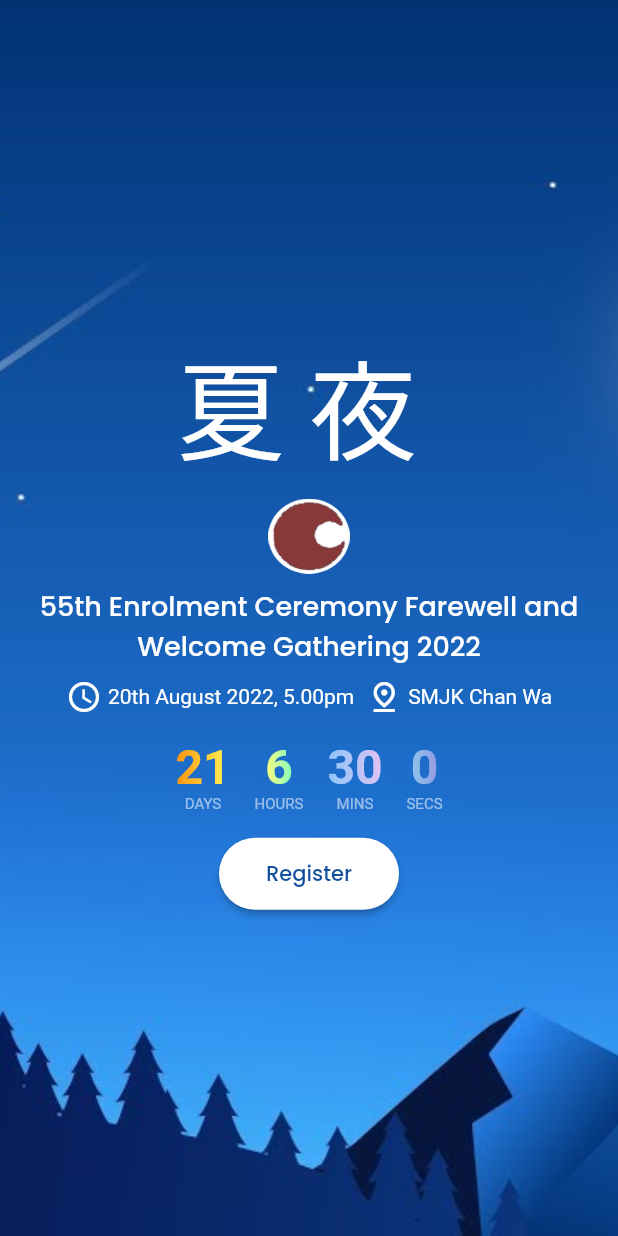
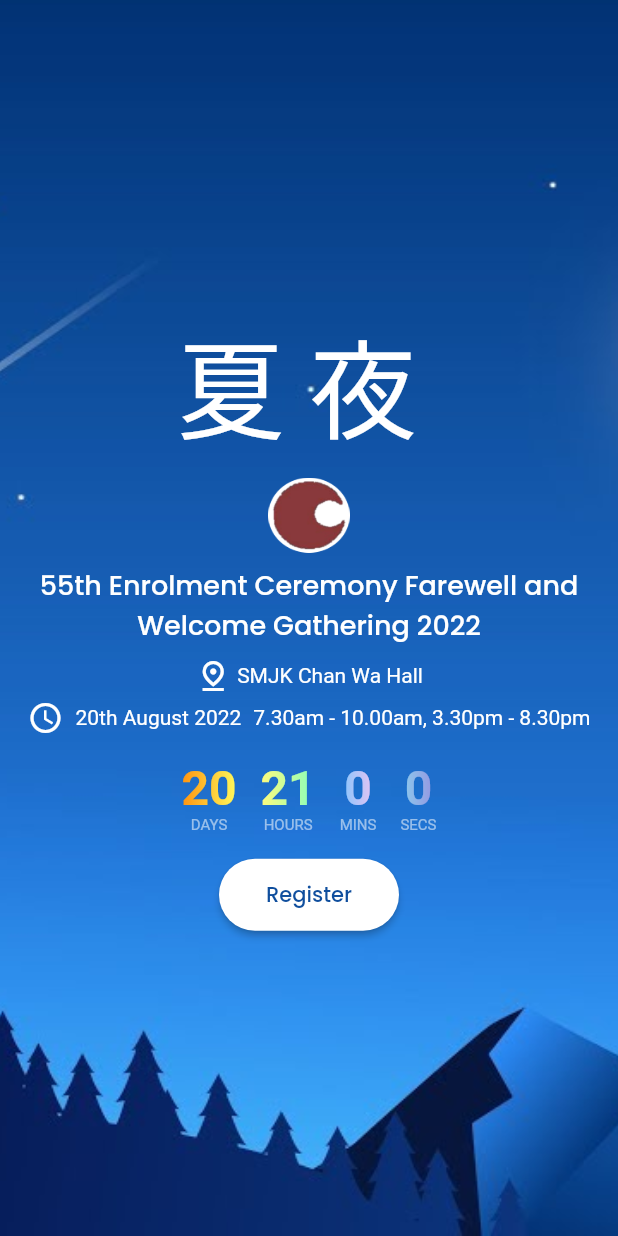
Before and after one commit to junsiong2008/cw_bsmm, a Flutter app: the screen it shows after launch, on a phone screen of 412 x 824 dp. Run offline on Flutter 3.47's test engine with Material 2 defaults, Android fonts, the phone set to English and light mode, and no system bars; drawn by our look-alikes of flutter_countdown_timer, simple_gradient_text; our stand-ins replace cloud_firestore, firebase_analytics, firebase_core, lottie; missing offline and left inert: firebase_app_check; accounts and stored records are empty; statements that could not run were skipped.

Commit message:
updated date time for event

```diff
--- a/lib/models/participant.dart
+++ b/lib/models/participant.dart
@@ -1,3 +1,5 @@
+import 'package:cw_bsmm/models/payment_update.dart';
+
 class Participant {
   String englishName;
   String? chineseName;
@@ -13,6 +15,7 @@ class Participant {
   DateTime datetimeCreated;
   bool isPaid = false;
   bool isAttended = false;
+  List<PaymentUpdate>? paymentUpdates;
 
   Participant({
     required this.englishName,
@@ -29,6 +32,7 @@ class Participant {
     this.unit,
     this.isPaid = false,
     this.isAttended = false,
+    this.paymentUpdates,
   });
 
   Map<String, dynamic> toJson() => _participantToJson(this);
@@ -52,6 +56,11 @@ class Participant {
         'datetimeCreated': participant.datetimeCreated,
         'isPaid': participant.isPaid,
         'isAttended': participant.isAttended,
+        'paymentUpdates': participant.paymentUpdates == null
+            ? null
+            : participant.paymentUpdates!
+                .map((update) => update.paymentUpdateToJson())
+                .toList(),
       };
 }
 
@@ -69,7 +78,7 @@ Participant _participantFromJson(Map<String, dynamic> json) {
     secondarySchool: json['secondarySchool'] as String?,
     unit: json['unit'] as String?,
     datetimeCreated: DateTime.fromMillisecondsSinceEpoch(
-        json['createdOn'].millisecondsSinceEpoch),
+        json['datetimeCreated'].millisecondsSinceEpoch),
     isPaid: json['isPaid'] as bool,
   );
 }
--- a/lib/screens/home/home_page.dart
+++ b/lib/screens/home/home_page.dart
@@ -79,29 +79,14 @@ class HomePage extends StatelessWidget {
                     height: 8.0,
                   ),
                   Wrap(
+                    // direction: Axis.vertical,
                     spacing: 8.0,
                     runSpacing: 4.0,
                     alignment: WrapAlignment.center,
+                    crossAxisAlignment: WrapCrossAlignment.center,
+
                     children: [
                       Wrap(
-                        alignment: WrapAlignment.center,
-                        crossAxisAlignment: WrapCrossAlignment.center,
-                        spacing: 4.0,
-                        runSpacing: 8.0,
-                        children: const [
-                          Icon(
-                            Icons.schedule,
-                            color: Colors.white,
-                          ),
-                          Text(
-                            '20th August 2022, 5.00pm',
-                            style: kVenueDateTextStyle,
-                            textAlign: TextAlign.center,
-                          ),
-                        ],
-                      ),
-                      Wrap(
-                        // mainAxisSize: MainAxisSize.min,
                         crossAxisAlignment: WrapCrossAlignment.center,
                         alignment: WrapAlignment.center,
                         spacing: 4.0,
@@ -112,10 +97,32 @@ class HomePage extends StatelessWidget {
                             color: Colors.white,
                           ),
                           Text(
-                            'SMJK Chan Wa',
+                            'SMJK Chan Wa Hall',
                             style: kVenueDateTextStyle,
                             textAlign: TextAlign.center,
                           ),
+                        ],
+                      ),
+                      Wrap(
+                        crossAxisAlignment: WrapCrossAlignment.center,
+                        alignment: WrapAlignment.center,
+                        spacing: 8.0,
+                        runSpacing: 8.0,
+                        children: const [
+                          Icon(
+                            Icons.schedule,
+                            color: Colors.white,
+                          ),
+                          Text(
+                            '20th August 2022',
+                            style: kVenueDateTextStyle,
+                            textAlign: TextAlign.center,
+                          ),
+                          Text(
+                            '7.30am - 10.00am, 3.30pm - 8.30pm',
+                            style: kVenueDateTextStyle,
+                            textAlign: TextAlign.center,
+                          )
                         ],
                       ),
                     ],
@@ -124,7 +131,7 @@ class HomePage extends StatelessWidget {
                     height: 16.0,
                   ),
                   CountdownGroup(
-                    millisecondsToDate: DateTime.parse('2022-08-20 17:00:00Z')
+                    millisecondsToDate: DateTime.parse('2022-08-20 07:30:00Z')
                         .millisecondsSinceEpoch,
                   ),
                   const SizedBox(
--- a/lib/shared/constants.dart
+++ b/lib/shared/constants.dart
@@ -23,6 +23,11 @@ const TextStyle kMainSubtitleTextStyle = TextStyle(
 
 const TextStyle kVenueDateTextStyle = TextStyle(
   color: Colors.white,
+);
+
+const TextStyle kTimeTextStyle = TextStyle(
+  color: Colors.white,
+  fontSize: 12.0,
 );
 
 const TextStyle kModalSheetTitleTextStyle = TextStyle(
```
Also changed, not shown: lib/models/payment_update.dart (added, +33 -0 lines).
